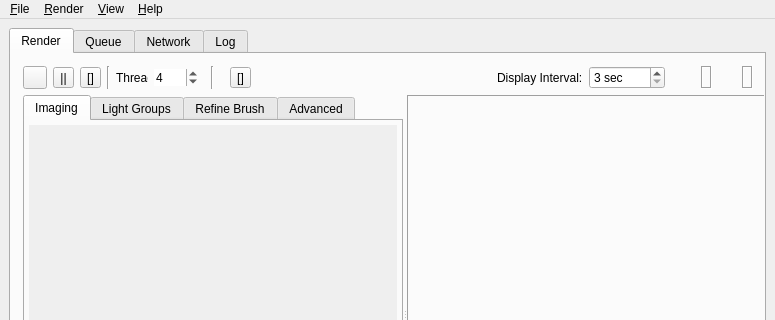
The window that qtgui/luxrender.ui (sungsoo/luxrender-lux) describes before a commit, drawn with Qt 5; both pictures show x 0 to 775 and y 0 to 320 of the 775 by 585 pixel window.
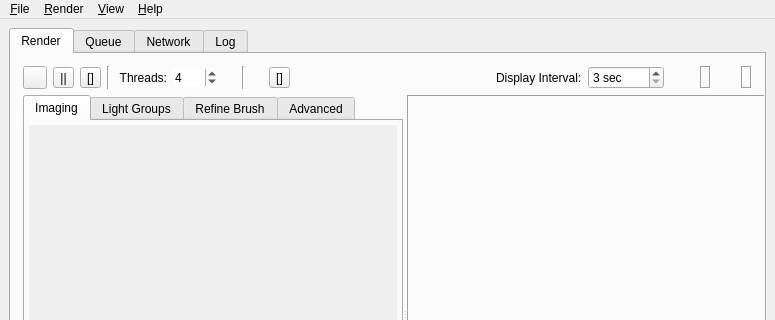
The same window after the commit. Icons and pictures are not drawn.

Commit message: Final gui tweak: give threadlabel a big enough size and align right, so relationship to spinbox is also preserved better on resizes.

What changed in the file:
```diff
--- a/qtgui/luxrender.ui
+++ b/qtgui/luxrender.ui
@@ -243,8 +243,11 @@
          </widget>
         </item>
         <item row="0" column="0">
-         <layout class="QHBoxLayout" name="horizontalLayout_4">
-          <item>
+         <layout class="QGridLayout" name="gridLayout_4" columnminimumwidth="0,0,0,0,90,0,0,0">
+          <property name="horizontalSpacing">
+           <number>-1</number>
+          </property>
+          <item row="0" column="0">
            <widget class="QToolButton" name="button_resume">
             <property name="toolTip">
              <string>Resume rendering</string>
@@ -258,7 +261,7 @@
             </property>
            </widget>
           </item>
-          <item>
+          <item row="0" column="1">
            <widget class="QToolButton" name="button_pause">
             <property name="toolTip">
              <string>Pause current rendering</string>
@@ -272,7 +275,7 @@
             </property>
            </widget>
           </item>
-          <item>
+          <item row="0" column="2">
            <widget class="QToolButton" name="button_stop">
             <property name="toolTip">
              <string>Stop current rendering</string>
@@ -286,22 +289,43 @@
             </property>
            </widget>
           </item>
-          <item>
+          <item row="0" column="3">
            <widget class="Line" name="line">
             <property name="orientation">
              <enum>Qt::Vertical</enum>
             </property>
            </widget>
           </item>
-          <item>
+          <item row="0" column="4">
            <widget class="QLabel" name="label_threadCount">
+            <property name="sizePolicy">
+             <sizepolicy hsizetype="Preferred" vsizetype="Preferred">
+              <horstretch>0</horstretch>
+              <verstretch>0</verstretch>
+             </sizepolicy>
+            </property>
+            <property name="minimumSize">
+             <size>
+              <width>0</width>
+              <height>0</height>
+             </size>
+            </property>
             <property name="text">
              <string>Threads:</string>
             </property>
+            <property name="alignment">
+             <set>Qt::AlignRight|Qt::AlignTrailing|Qt::AlignVCenter</set>
+            </property>
            </widget>
           </item>
-          <item>
+          <item row="0" column="5">
            <widget class="QSpinBox" name="spinBox_Threads">
+            <property name="sizePolicy">
+             <sizepolicy hsizetype="Fixed" vsizetype="Fixed">
+              <horstretch>0</horstretch>
+              <verstretch>0</verstretch>
+             </sizepolicy>
+            </property>
             <property name="minimumSize">
              <size>
               <width>44</width>
@@ -337,7 +361,7 @@
             </property>
            </widget>
           </item>
-          <item>
+          <item row="0" column="6">
            <widget class="Line" name="line_2">
             <property name="sizePolicy">
              <sizepolicy hsizetype="Fixed" vsizetype="Minimum">
@@ -356,7 +380,7 @@
             </property>
            </widget>
           </item>
-          <item>
+          <item row="0" column="7">
            <widget class="QToolButton" name="button_copyToClipboard">
             <property name="toolTip">
              <string>Copy rendering image to clipboard.</string>
```
